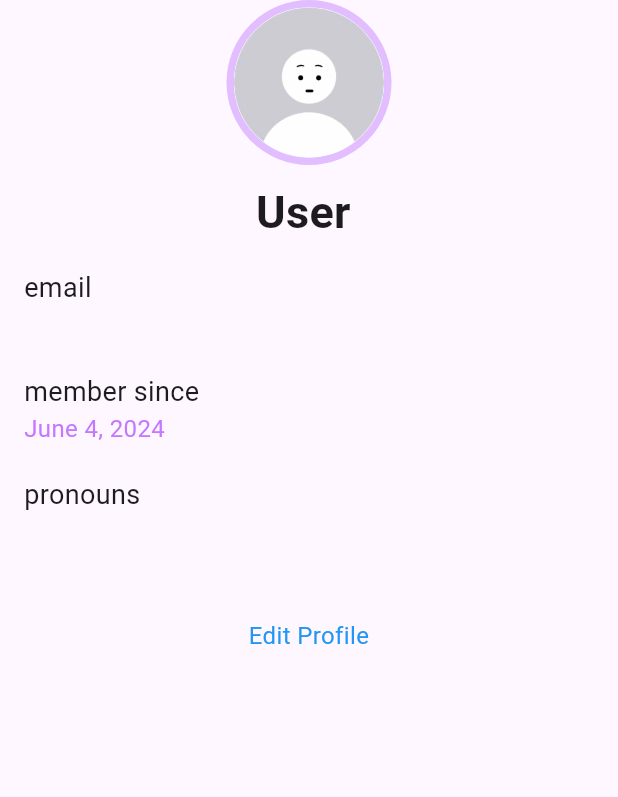
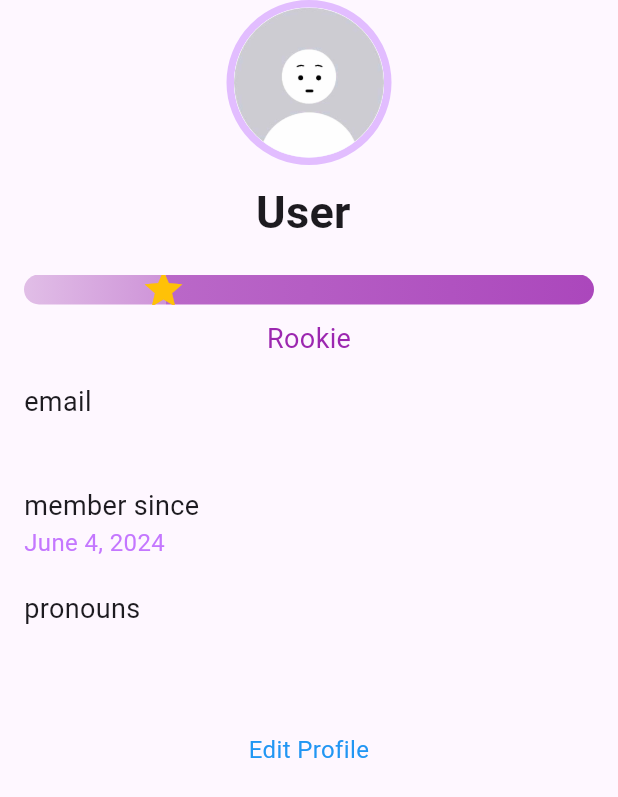
Before and after one commit to naomehmi/betterU-flutter-assignment, a Flutter app: the Profile screen opened directly, on a phone screen of 412 x 824 dp. Shown: the top 797 px of the screen. Run offline on Flutter 3.47's test engine with Material 3 defaults, Android fonts, the phone set to English and light mode, and no system bars; our stand-ins replace carousel_slider, gradient_borders, timeago, timeline_tile, youtube_player_flutter.

Commit message:
adding progress bar at profile page

```diff
--- a/better_u/lib/screens/main/profile.dart
+++ b/better_u/lib/screens/main/profile.dart
@@ -7,6 +7,19 @@ import 'package:intl/intl.dart';
 
 class Profile extends StatelessWidget {
   const Profile({super.key});
+
+  double _getProgressPercentage(String role) {
+    switch (role) {
+      case 'Rookie':
+        return 0.25;
+      case 'Intermediate':
+        return 0.50;
+      case 'Advanced':
+        return 1.0;
+      default:
+        return 0.0;
+    }
+  }
 
   @override
   Widget build(BuildContext context) {
@@ -39,6 +52,53 @@ class Profile extends StatelessWidget {
                       "${currentUser.firstName} ${currentUser.lastName}",
                       style: const TextStyle(
                           fontSize: 30, fontWeight: FontWeight.bold),
+                    ),
+                    const SizedBox(height: 20),
+                    Padding(
+                      padding: const EdgeInsets.symmetric(horizontal: 16.0),
+                      child: Column(
+                        children: [
+                          Stack(
+                            children: [
+                              Container(
+                                height: 20,
+                                decoration: BoxDecoration(
+                                  borderRadius: BorderRadius.circular(10),
+                                  gradient: LinearGradient(
+                                    colors: [
+                                      Colors.purple.shade100,
+                                      Colors.purple.shade200,
+                                      Colors.purple.shade300,
+                                      Colors.purple.shade400,
+                                    ],
+                                    stops: [
+                                      0.0,
+                                      _getProgressPercentage(currentUser.role),
+                                      _getProgressPercentage(currentUser.role),
+                                      1.0,
+                                    ],
+                                  ),
+                                ),
+                              ),
+                              Positioned(
+                                left: _getProgressPercentage(currentUser.role) * MediaQuery.of(context).size.width - 25,
+                                top: -5,
+                                child: Icon(
+                                  Icons.star,
+                                  color: Colors.amber,
+                                  size: 30,
+                                ),
+                              ),
+                            ],
+                          ),
+                          const SizedBox(height: 10),
+                          Text(
+                            currentUser.role,
+                            style: const TextStyle(
+                                fontSize: 18, color: Colors.purple),
+                          ),
+                        ],
+                      ),
                     ),
                   ],
                 );
--- a/better_u/lib/state_management/user_management.dart
+++ b/better_u/lib/state_management/user_management.dart
@@ -12,6 +12,7 @@ class UserManagement extends ChangeNotifier {
         email: "kellymoon@gmail.com",
         password: "12345678",
         pronouns: "she/her",
+        // role: "Intermediate",
         memberSince: DateTime(2024, 2, 11),
         completedWorkouts: {
           // program id : {day n : {video ids completed}}
@@ -92,6 +93,7 @@ class UserManagement extends ChangeNotifier {
     loggedInUser.pronouns = thisUser.pronouns; // Set pronouns
     loggedInUser.memberSince = thisUser.memberSince; // Set memberSince
     loggedInUser.likedPosts = thisUser.likedPosts;
+    loggedInUser.role = thisUser.role;
 
     // Set pronouns automatically based on gender
     switch (thisUser.gender) {
```
